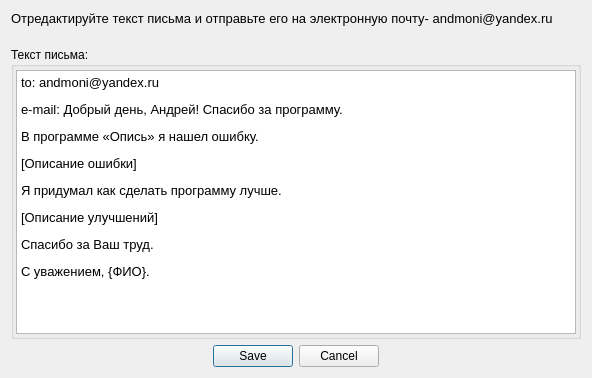
Before: the Qt Designer form sours/UI/d_send_mail.ui in andmoni/converter_readings, drawn with Qt 5.
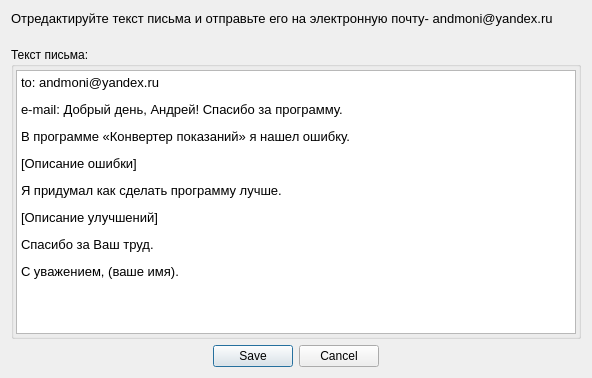
After: the same form once the commit is applied.

Commit message: исправлена работа окнагенерации письма разработчику

```diff
--- a/sours/UI/d_send_mail.ui
+++ b/sours/UI/d_send_mail.ui
@@ -63,12 +63,12 @@
 &lt;/style&gt;&lt;/head&gt;&lt;body style=&quot; font-family:'MS Shell Dlg 2'; font-size:8.25pt; font-weight:400; font-style:normal;&quot;&gt;
 &lt;p style=&quot; margin-top:0px; margin-bottom:0px; margin-left:0px; margin-right:0px; -qt-block-indent:0; text-indent:0px;&quot;&gt;&lt;span style=&quot; font-size:10pt;&quot;&gt;to: andmoni@yandex.ru&lt;/span&gt;&lt;/p&gt;
 &lt;p style=&quot; margin-top:12px; margin-bottom:12px; margin-left:0px; margin-right:0px; -qt-block-indent:0; text-indent:0px;&quot;&gt;&lt;span style=&quot; font-size:10pt;&quot;&gt;e-mail: Добрый день, Андрей! Спасибо за программу.&lt;/span&gt;&lt;/p&gt;
-&lt;p style=&quot; margin-top:12px; margin-bottom:12px; margin-left:0px; margin-right:0px; -qt-block-indent:0; text-indent:0px;&quot;&gt;&lt;span style=&quot; font-size:10pt;&quot;&gt;В программе «Опись» я нашел ошибку.&lt;/span&gt;&lt;/p&gt;
+&lt;p style=&quot; margin-top:12px; margin-bottom:12px; margin-left:0px; margin-right:0px; -qt-block-indent:0; text-indent:0px;&quot;&gt;&lt;span style=&quot; font-size:10pt;&quot;&gt;В программе «Конвертер показаний» я нашел ошибку.&lt;/span&gt;&lt;/p&gt;
 &lt;p style=&quot; margin-top:12px; margin-bottom:12px; margin-left:0px; margin-right:0px; -qt-block-indent:0; text-indent:0px;&quot;&gt;&lt;span style=&quot; font-size:10pt;&quot;&gt;[Описание ошибки]&lt;/span&gt;&lt;/p&gt;
 &lt;p style=&quot; margin-top:12px; margin-bottom:12px; margin-left:0px; margin-right:0px; -qt-block-indent:0; text-indent:0px;&quot;&gt;&lt;span style=&quot; font-size:10pt;&quot;&gt;Я придумал как сделать программу лучше.&lt;/span&gt;&lt;/p&gt;
 &lt;p style=&quot; margin-top:12px; margin-bottom:12px; margin-left:0px; margin-right:0px; -qt-block-indent:0; text-indent:0px;&quot;&gt;&lt;span style=&quot; font-size:10pt;&quot;&gt;[Описание улучшений]&lt;/span&gt;&lt;/p&gt;
 &lt;p style=&quot; margin-top:12px; margin-bottom:12px; margin-left:0px; margin-right:0px; -qt-block-indent:0; text-indent:0px;&quot;&gt;&lt;span style=&quot; font-size:10pt;&quot;&gt;Спасибо за Ваш труд.&lt;/span&gt;&lt;/p&gt;
-&lt;p style=&quot; margin-top:12px; margin-bottom:12px; margin-left:0px; margin-right:0px; -qt-block-indent:0; text-indent:0px;&quot;&gt;&lt;span style=&quot; font-size:10pt;&quot;&gt;С уважением, {ФИО}.&lt;/span&gt;&lt;/p&gt;&lt;/body&gt;&lt;/html&gt;</string>
+&lt;p style=&quot; margin-top:12px; margin-bottom:12px; margin-left:0px; margin-right:0px; -qt-block-indent:0; text-indent:0px;&quot;&gt;&lt;span style=&quot; font-size:10pt;&quot;&gt;С уважением, (ваше имя).&lt;/span&gt;&lt;/p&gt;&lt;/body&gt;&lt;/html&gt;</string>
         </property>
        </widget>
       </item>
```
The commit also changes 4 other files.
